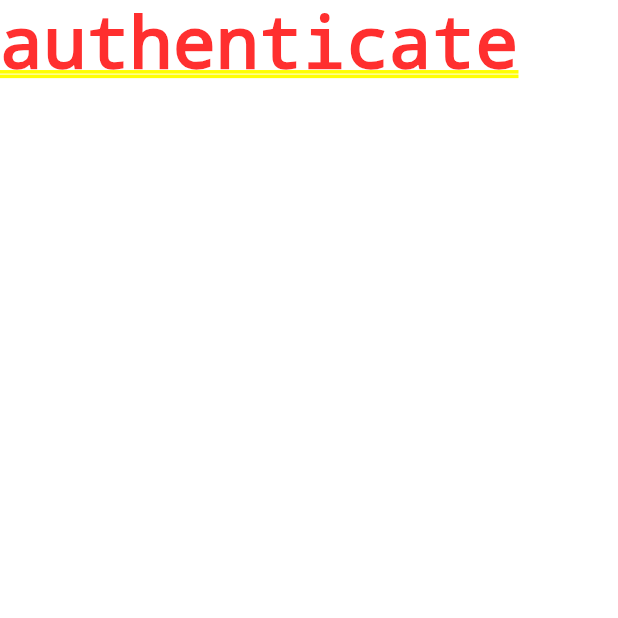
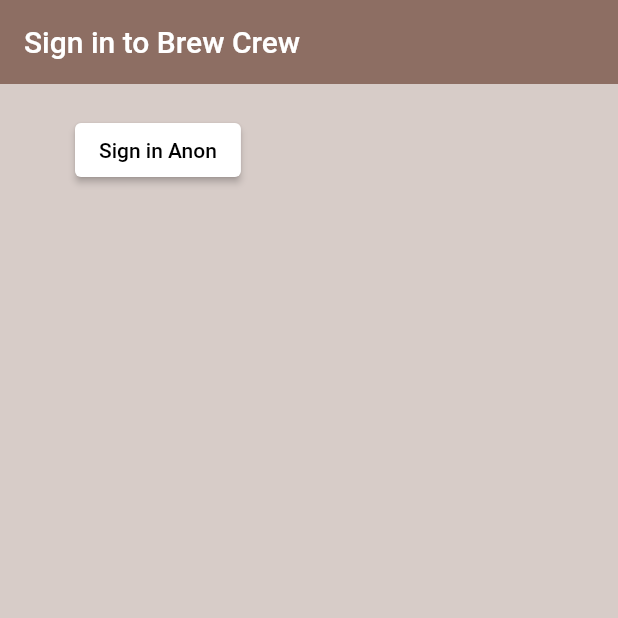
Before and after one commit to skeptickal/BrewCrew, a Flutter app: the screen it shows after launch, on a phone screen of 412 x 824 dp, the top half of it. Run offline on Flutter 3.47's test engine with Material 2 defaults, Android fonts, the phone set to English and light mode, and no system bars; our stand-ins replace firebase_auth, firebase_core; accounts and stored records are empty.

Commit message:
added sign in and user model

```diff
--- a/brew_crew/lib/main.dart
+++ b/brew_crew/lib/main.dart
@@ -1,7 +1,11 @@
+import 'package:brew_crew/firebase_options.dart';
 import 'package:brew_crew/screens/wrapper.dart';
 import 'package:flutter/material.dart';
+import 'package:firebase_core/firebase_core.dart';
 
-void main() {
+Future<void> main() async {
+  WidgetsFlutterBinding.ensureInitialized();
+  await Firebase.initializeApp(options: DefaultFirebaseOptions.currentPlatform);
   runApp(const MaterialApp(
     home: Wrapper(),
   ));
--- /dev/null
+++ b/brew_crew/lib/models/my_user.dart
@@ -0,0 +1,5 @@
+class MyUser {
+  final String? uid;
+
+  MyUser({this.uid});
+}
--- a/brew_crew/lib/screens/authenticate/authenticate.dart
+++ b/brew_crew/lib/screens/authenticate/authenticate.dart
@@ -1,3 +1,4 @@
+import 'package:brew_crew/screens/authenticate/sign_in.dart';
 import 'package:flutter/material.dart';
 
 class Authenticate extends StatefulWidget {
@@ -10,6 +11,6 @@ class Authenticate extends StatefulWidget {
 class _AuthenticateState extends State<Authenticate> {
   @override
   Widget build(BuildContext context) {
-    return Container(child: const Text('authenticate'));
+    return Container(child: const SignIn());
   }
 }
--- /dev/null
+++ b/brew_crew/lib/screens/authenticate/sign_in.dart
@@ -0,0 +1,49 @@
+// ignore_for_file: avoid_print
+
+import 'package:brew_crew/services/auth.dart';
+import 'package:flutter/material.dart';
+
+class SignIn extends StatefulWidget {
+  const SignIn({super.key});
+
+  @override
+  State<SignIn> createState() => _SignInState();
+}
+
+class _SignInState extends State<SignIn> {
+  final AuthService _auth = AuthService();
+
+  @override
+  Widget build(BuildContext context) {
+    return Scaffold(
+      backgroundColor: Colors.brown[100],
+      appBar: AppBar(
+        backgroundColor: Colors.brown[400],
+        elevation: 0.0,
+        title: const Text('Sign in to Brew Crew'),
+      ),
+      body: Container(
+        padding: const EdgeInsets.symmetric(
+          vertical: 20,
+          horizontal: 50,
+        ),
+        child: ElevatedButton(
+          style: ElevatedButton.styleFrom(backgroundColor: Colors.white),
+          onPressed: () async {
+            dynamic result = await _auth.signInAnon();
+            if (result == null) {
+              print('error, signing in');
+            } else {
+              print('signed in');
+              print(result.uid);
+            }
+          },
+          child: const Text(
+            'Sign in Anon',
+            style: TextStyle(color: Colors.black),
+          ),
+        ),
+      ),
+    );
+  }
+}
```
Also changed, not shown: brew_crew/lib/services/auth.dart (+9 -1 lines).
